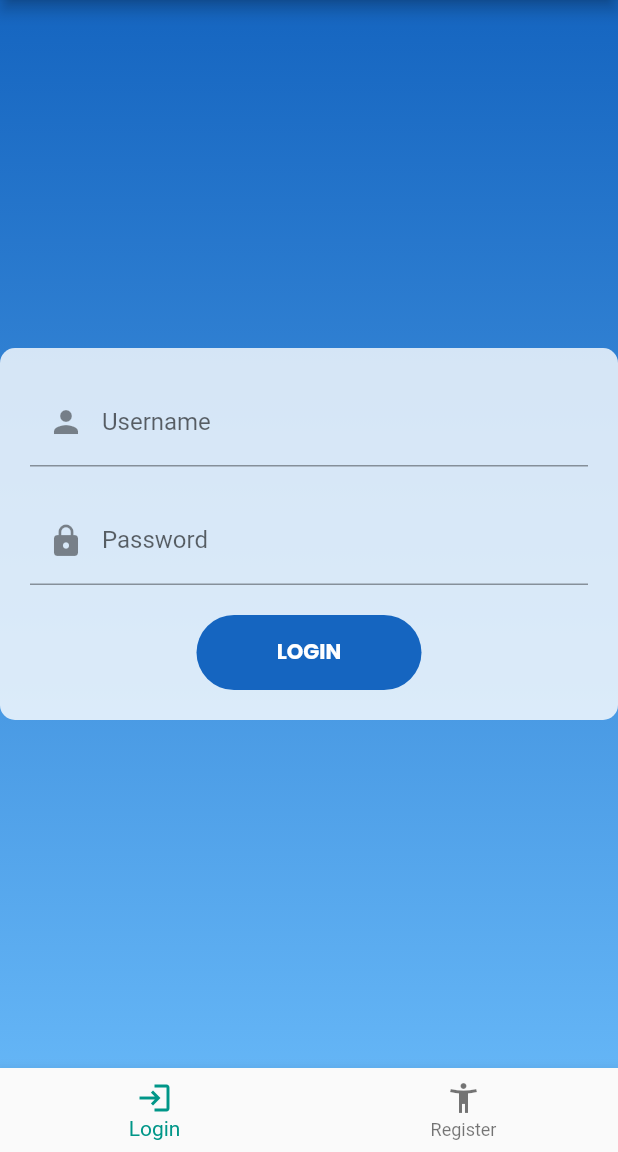
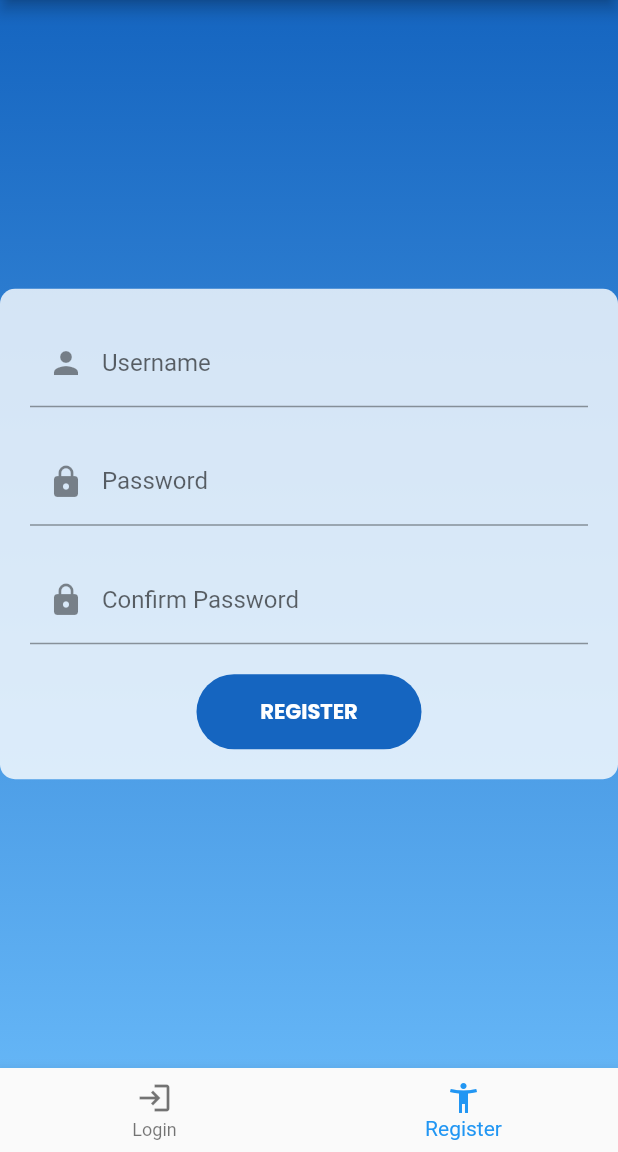
Before and after one commit to AlexBanu77/EveryDay, a Flutter app: the screen it shows after launch, on a phone screen of 412 x 824 dp, the part 84-1236 px from its top. Run offline on Flutter 3.47's test engine with Material 2 defaults, Android fonts, the light colour scheme and no system bars; our stand-ins replace google_fonts.

Commit message:
Update: Bottom bar functions properly |  Register Screen Updated

```diff
--- a/project/lib/main.dart
+++ b/project/lib/main.dart
@@ -17,8 +17,9 @@ class GlobeApp extends StatelessWidget {
           '/login': (context) => const LoginScreen(),
           '/events': (context) => const DisplayEvents(),
           '/register': (context) => const RegisterScreen(),
+          // '/register': (context) => const AuthScreen(),
         },
-        initialRoute: '/login',
+        initialRoute: '/register',
         // home: IntroScreen()
     );
   }
--- /dev/null
+++ b/project/lib/shared/bottom_menu.dart
@@ -0,0 +1,41 @@
+import 'package:flutter/material.dart';
+
+class CustomBottomMenu extends StatelessWidget {
+  final int currentIndex;
+  final Function(int) onTabSelected;
+
+  const CustomBottomMenu({
+    Key? key,
+    required this.currentIndex,
+    required this.onTabSelected,
+  }) : super(key: key);
+
+  @override
+  Widget build(BuildContext context) {
+    return BottomNavigationBar(
+      currentIndex: currentIndex,
+      onTap: (index) {
+        switch (index) {
+          case 0:
+            Navigator.pushReplacementNamed(context, '/login'); // Navigate to '/login' screen
+            break;
+          case 1:
+            Navigator.pushReplacementNamed(context, '/register'); // Navigate to '/register' screen
+            break;
+        }
+        onTabSelected(index);
+      },
+      selectedItemColor: Colors.blue, // Set the color for the selected item
+      items: [
+        BottomNavigationBarItem(
+          icon: Icon(Icons.login),
+          label: 'Login',
+        ),
+        BottomNavigationBarItem(
+          icon: Icon(Icons.accessibility_new_sharp),
+          label: 'Register',
+        ),
+      ],
+    );
+  }
+}
--- a/project/lib/shared/register_screen.dart
+++ b/project/lib/shared/register_screen.dart
@@ -1,106 +1,234 @@
 import 'dart:convert';
-
+import 'bottom_menu.dart';
 import 'package:flutter/material.dart';
-import 'package:hello_world/shared/menu_bottom.dart';
-import 'package:hello_world/shared/menu_drawer.dart';
+import 'package:google_fonts/google_fonts.dart';
 import 'package:http/http.dart' as http;
-import 'login_menu_bottom.dart';
-
 
 var client = http.Client();
 
-Future<bool> registerUser(username, password) async {
+Future<bool> registerUser(String username, String password) async {
   var response = await client.post(
-      'http://192.168.172.24:5001/users/register', body:
-  {
-    "username": username,
-    "password": password
-  });
+    'http://192.168.172.24:5001/users/register',
+    body: {"username": username, "password": password},
+  );
   var decodedData = jsonDecode(response.body);
   return decodedData;
 }
 
 class RegisterScreen extends StatefulWidget {
-  const RegisterScreen({super.key});
+  const RegisterScreen({Key? key}) : super(key: key);
 
   @override
-  State<RegisterScreen> createState() => _MyCustomFormState();
+  _RegisterScreenState createState() => _RegisterScreenState();
 }
 
-class _MyCustomFormState extends State<RegisterScreen> {
-  // Create a text controller. Later, use it to retrieve the
-  // current value of the TextField.
+class _RegisterScreenState extends State<RegisterScreen>
+    with SingleTickerProviderStateMixin {
   final userController = TextEditingController();
   final passwordController = TextEditingController();
+  final confirmPasswordController = TextEditingController();
+  late AnimationController _animationController;
+  late Animation<double> _animation;
+  int currentIndex = 1;
+
+  void onTabSelected(int index) {
+    setState(() {
+      currentIndex = index;
+    });
+  }
 
   @override
   void initState() {
     super.initState();
+    _animationController =
+        AnimationController(vsync: this, duration: Duration(milliseconds: 300));
+    _animation =
+        Tween<double>(begin: 1, end: 0.9).animate(_animationController);
   }
 
   @override
   void dispose() {
-    // Clean up the controller when the widget is removed from the
-    // widget tree.
     userController.dispose();
     passwordController.dispose();
+    confirmPasswordController.dispose();
     client.close();
+    _animationController.dispose();
     super.dispose();
+  }
+
+  Future<void> _onPressed() async {
+    final username = userController.text;
+    final password = passwordController.text;
+    final confirmPassword = confirmPasswordController.text;
+
+    if (password != confirmPassword) {
+      showDialog(
+        context: context,
+        builder: (BuildContext context) {
+          return AlertDialog(
+            title: Text('Registration Failed'),
+            content: Text('Passwords do not match.'),
+            actions: <Widget>[
+              TextButton(
+                onPressed: () {
+                  Navigator.pop(context);
+                },
+                child: Text('OK'),
+              ),
+            ],
+          );
+        },
+      );
+      return;
+    }
+
+    if (await registerUser(username, password)) {
+      showDialog(
+        context: context,
+        builder: (BuildContext context) {
+          return AlertDialog(
+            title: Text('Registration Successful'),
+            content: Text('You have successfully registered.'),
+            actions: <Widget>[
+              TextButton(
+                onPressed: () {
+                  Navigator.pop(context);
+                },
+                child: Text('OK'),
+              ),
+            ],
+          );
+        },
+      );
+    } else {
+      showDialog(
+        context: context,
+        builder: (BuildContext context) {
+          return AlertDialog(
+            title: Text('Registration Failed'),
+            content: Text('Failed to register. Please try again.'),
+            actions: <Widget>[
+              TextButton(
+                onPressed: () {
+                  Navigator.pop(context);
+                },
+                child: Text('OK'),
+              ),
+            ],
+          );
+        },
+      );
+    }
   }
 
   @override
   Widget build(BuildContext context) {
     return Scaffold(
-      appBar: AppBar(title: Center(child: Text('Register')), automaticallyImplyLeading: false),
-      bottomNavigationBar: LoginMenuBottom(),
+      appBar: AppBar(
+        title: Text(
+          'EveryDay',
+          style: GoogleFonts.poppins(
+            fontWeight: FontWeight.bold,
+          ),
+        ),
+        centerTitle: true,
+        automaticallyImplyLeading: false,
+      ),
       body: Container(
-        decoration: const BoxDecoration(
-            image: DecorationImage(
-              image: AssetImage('assets/background_image.jpg'),
-              fit: BoxFit.cover,
-            )),
+        decoration: BoxDecoration(
+          gradient: LinearGradient(
+            colors: [
+              Colors.blue.shade800,
+              Colors.blue.shade300,
+            ],
+            begin: Alignment.topCenter,
+            end: Alignment.bottomCenter,
+          ),
+        ),
         child: Center(
           child: Container(
-              padding: EdgeInsets.all(15),
+            padding: EdgeInsets.all(20),
+            decoration: BoxDecoration(
+              color: Colors.white.withOpacity(0.8),
+              borderRadius: BorderRadius.circular(10),
+            ),
+            child: SingleChildScrollView(
               child: Column(
+                mainAxisSize: MainAxisSize.min,
                 children: <Widget>[
                   TextField(
                     controller: userController,
-                      decoration: const InputDecoration(
-                          border: UnderlineInputBorder(),
-                          labelText: 'Enter your username',
-                          fillColor: Colors.white,
-                          filled: true
+                    decoration: InputDecoration(
+                      prefixIcon: Icon(Icons.person),
+                      labelText: 'Username',
                     ),
-                      style: const TextStyle(color: Colors.black),
                   ),
-                    const SizedBox(height: 10),
+                  SizedBox(height: 20),
                   TextField(
                     controller: passwordController,
-                      decoration: const InputDecoration(
-                          border: UnderlineInputBorder(),
-                          labelText: 'Enter your password',
-                          fillColor: Colors.white,
-                          filled: true
+                    obscureText: true,
+                    decoration: InputDecoration(
+                      prefixIcon: Icon(Icons.lock),
+                      labelText: 'Password',
                     ),
-                      style: const TextStyle(color: Colors.black),
                   ),
-                    const SizedBox(height: 10),
-                    ElevatedButton(
-                      onPressed: () async {
-                        // Respond to button press
-                        if(await registerUser(userController.text, passwordController.text)){
-                          Navigator.pushNamed(context, '/events');
-                        }
-
+                  SizedBox(height: 20),
+                  TextField(
+                    controller: confirmPasswordController,
+                    obscureText: true,
+                    decoration: InputDecoration(
+                      prefixIcon: Icon(Icons.lock),
+                      labelText: 'Confirm Password',
+                    ),
+                  ),
+                  SizedBox(height: 20),
+                  GestureDetector(
+                    onTapDown: (_) {
+                      _animationController.forward();
                     },
-                      child: const Text('Register'),
-                    )
-                  ]
-              )
+                    onTapUp: (TapUpDetails details) async {
+                      _animationController.reverse();
+                      await _onPressed();
+                    },
+                    onTapCancel: () {
+                      _animationController.reverse();
+                    },
+                    child: AnimatedBuilder(
+                      animation: _animation,
+                      builder: (context, child) {
+                        return Transform.scale(
+                          scale: _animation.value,
+                          child: Container(
+                            width: 150,
+                            height: 50,
+                            decoration: BoxDecoration(
+                              borderRadius: BorderRadius.circular(50),
+                              color: Colors.blue.shade800,
+                            ),
+                            child: Center(
+                              child: Text(
+                                'REGISTER',
+                                style: GoogleFonts.poppins(
+                                  color: Colors.white,
+                                  fontWeight: FontWeight.bold,
+                                ),
                               ),
                             ),
                           ),
                         );
+                      },
+                    ),
+                  ),
+                ],
+              ),
+            ),
+          ),
+        ),
+      ),
+      bottomNavigationBar: CustomBottomMenu(
+        currentIndex: currentIndex,
+        onTabSelected: onTabSelected,
+      ),
+    );
   }
 }
```
Also changed, not shown: project/lib/shared/login_screen.dart (+17 -3 lines). Lines whose indentation alone changed are shown as unchanged.
